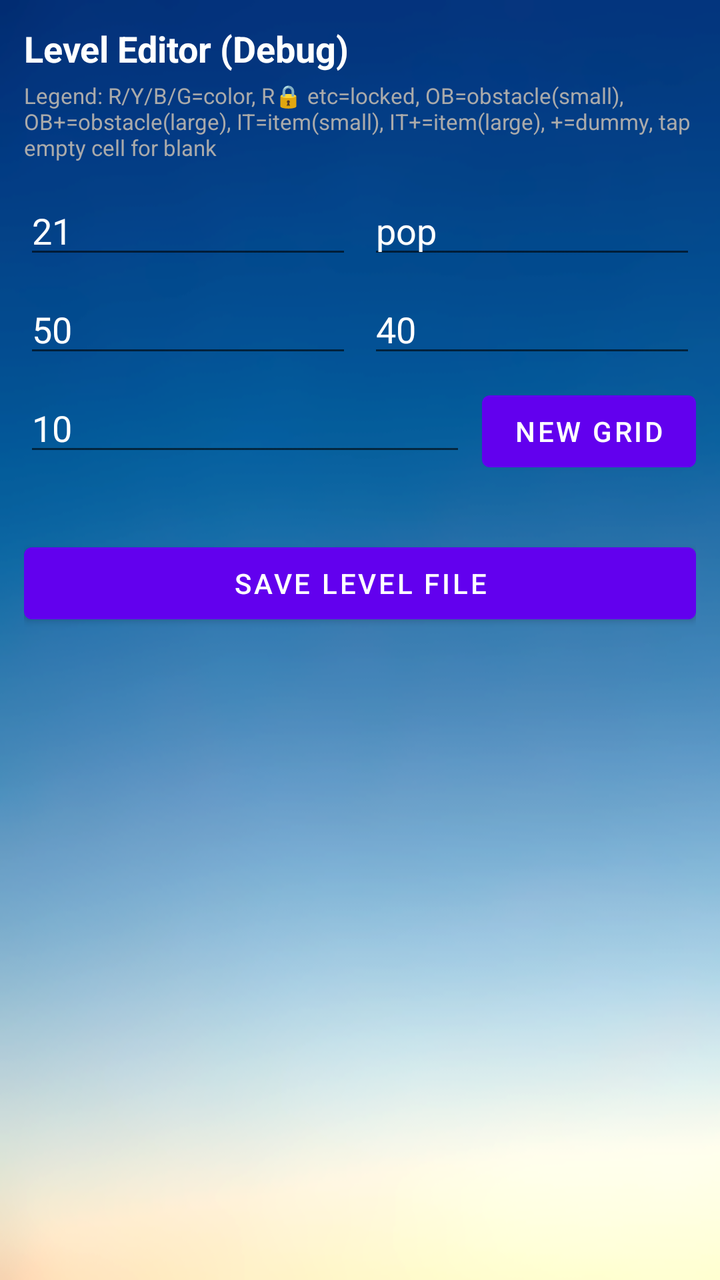
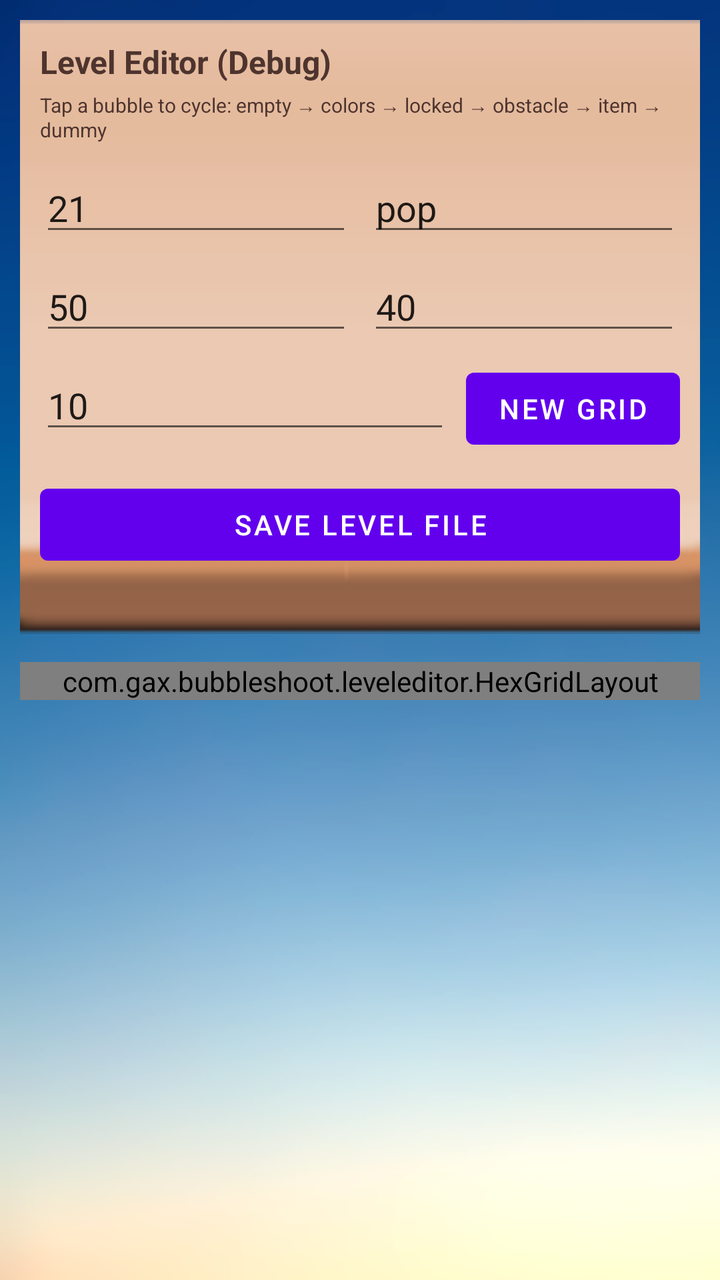

Before-and-after screenshots of an Android layout around one commit, followed by the original layout XML and the change that was made.
<!-- AndroidManifest.xml: activity theme Theme.AnimalsPop -->
<!-- res/layout/activity_level_editor.xml -->
<?xml version="1.0" encoding="utf-8"?>
<ScrollView xmlns:android="http://schemas.android.com/apk/res/android"
    android:layout_width="match_parent"
    android:layout_height="match_parent"
    android:background="@drawable/bg"
    android:fillViewport="true">

    <LinearLayout
        android:layout_width="match_parent"
        android:layout_height="wrap_content"
        android:orientation="vertical"
        android:padding="12dp">

        <TextView
            android:layout_width="match_parent"
            android:layout_height="wrap_content"
            android:text="Level Editor (Debug)"
            android:textColor="#FFFFFF"
            android:textSize="18sp"
            android:textStyle="bold" />

        <TextView
            android:layout_width="match_parent"
            android:layout_height="wrap_content"
            android:layout_marginTop="4dp"
            android:text="Legend: R/Y/B/G=color, R🔒 etc=locked, OB=obstacle(small), OB+=obstacle(large), IT=item(small), IT+=item(large), +=dummy, tap empty cell for blank"
            android:textColor="#AAAAAA"
            android:textSize="11sp" />

        
        <LinearLayout
            android:layout_width="match_parent"
            android:layout_height="wrap_content"
            android:layout_marginTop="12dp"
            android:orientation="horizontal">

            <EditText
                android:id="@+id/edit_level_num"
                android:layout_width="0dp"
                android:layout_height="wrap_content"
                android:layout_weight="1"
                android:hint="Level #"
                android:inputType="number"
                android:text="21"
                android:textColor="#FFFFFF"
                android:textColorHint="#888888" />

            <EditText
                android:id="@+id/edit_level_type"
                android:layout_width="0dp"
                android:layout_height="wrap_content"
                android:layout_marginStart="8dp"
                android:layout_weight="1"
                android:hint="pop or collect"
                android:text="pop"
                android:textColor="#FFFFFF"
                android:textColorHint="#888888" />
        </LinearLayout>

        
        <LinearLayout
            android:layout_width="match_parent"
            android:layout_height="wrap_content"
            android:layout_marginTop="8dp"
            android:orientation="horizontal">

            <EditText
                android:id="@+id/edit_target"
                android:layout_width="0dp"
                android:layout_height="wrap_content"
                android:layout_weight="1"
                android:hint="Target"
                android:inputType="number"
                android:text="50"
                android:textColor="#FFFFFF"
                android:textColorHint="#888888" />

            <EditText
                android:id="@+id/edit_moves"
                android:layout_width="0dp"
                android:layout_height="wrap_content"
                android:layout_marginStart="8dp"
                android:layout_weight="1"
                android:hint="Moves"
                android:inputType="number"
                android:text="40"
                android:textColor="#FFFFFF"
                android:textColorHint="#888888" />
        </LinearLayout>

        
        <LinearLayout
            android:layout_width="match_parent"
            android:layout_height="wrap_content"
            android:layout_marginTop="8dp"
            android:orientation="horizontal">

            <EditText
                android:id="@+id/edit_rows"
                android:layout_width="0dp"
                android:layout_height="wrap_content"
                android:layout_weight="1"
                android:hint="Rows (columns fixed=11)"
                android:inputType="number"
                android:text="10"
                android:textColor="#FFFFFF"
                android:textColorHint="#888888" />

            <Button
                android:id="@+id/btn_generate_grid"
                android:layout_width="wrap_content"
                android:layout_height="wrap_content"
                android:layout_marginStart="8dp"
                android:text="New Grid" />
        </LinearLayout>

        
        <androidx.recyclerview.widget.RecyclerView
            android:id="@+id/recycler_grid"
            android:layout_width="match_parent"
            android:layout_height="wrap_content"
            android:layout_marginTop="12dp" />

        <Button
            android:id="@+id/btn_save_level"
            android:layout_width="match_parent"
            android:layout_height="wrap_content"
            android:layout_marginTop="16dp"
            android:text="Save Level File" />

        <TextView
            android:id="@+id/txt_save_result"
            android:layout_width="match_parent"
            android:layout_height="wrap_content"
            android:layout_marginTop="8dp"
            android:textColor="#4CAF50"
            android:textSize="12sp" />

    </LinearLayout>
</ScrollView>
<!-- resources referenced by this layout -->
<resources>
  <!-- drawable bg: webp bitmap (drawable, 78562 bytes) -->
  <style name="Theme.AnimalsPop" parent="Theme.MaterialComponents.DayNight.NoActionBar">
          
          <item name="colorPrimary">@color/purple_500</item>
          <item name="colorPrimaryVariant">@color/purple_700</item>
          <item name="colorOnPrimary">@color/white</item>
          
          <item name="colorSecondary">@color/teal_200</item>
          <item name="colorSecondaryVariant">@color/teal_700</item>
          <item name="colorOnSecondary">@color/black</item>
          
          <item name="android:statusBarColor" tools:targetApi="l">?attr/colorPrimaryVariant</item>
          
      </style>
  <color name="purple_500">#FF6200EE</color>
  <color name="purple_700">#FF3700B3</color>
  <color name="white">#FFFFFFFF</color>
  <color name="teal_200">#FF03DAC5</color>
  <color name="teal_700">#FF018786</color>
  <color name="black">#FF000000</color>
</resources>

<!-- the commit's change to res/layout/activity_level_editor.xml (unified diff, before → after) -->
@@ -9,132 +9,128 @@
         android:layout_width="match_parent"
         android:layout_height="wrap_content"
         android:orientation="vertical"
-        android:padding="12dp">
-
-        <TextView
-            android:layout_width="match_parent"
-            android:layout_height="wrap_content"
-            android:text="Level Editor (Debug)"
-            android:textColor="#FFFFFF"
-            android:textSize="18sp"
-            android:textStyle="bold" />
-
-        <TextView
-            android:layout_width="match_parent"
-            android:layout_height="wrap_content"
-            android:layout_marginTop="4dp"
-            android:text="Legend: R/Y/B/G=color, R🔒 etc=locked, OB=obstacle(small), OB+=obstacle(large), IT=item(small), IT+=item(large), +=dummy, tap empty cell for blank"
-            android:textColor="#AAAAAA"
-            android:textSize="11sp" />
+        android:padding="10dp">
 
         
         <LinearLayout
             android:layout_width="match_parent"
             android:layout_height="wrap_content"
-            android:layout_marginTop="12dp"
-            android:orientation="horizontal">
+            android:background="@drawable/board_state"
+            android:orientation="vertical"
+            android:padding="10dp">
 
-            <EditText
-                android:id="@+id/edit_level_num"
-                android:layout_width="0dp"
+            <TextView
+                android:layout_width="match_parent"
                 android:layout_height="wrap_content"
-                android:layout_weight="1"
-                android:hint="Level #"
-                android:inputType="number"
-                android:text="21"
-                android:textColor="#FFFFFF"
-                android:textColorHint="#888888" />
+                android:text="Level Editor (Debug)"
+                android:textColor="@color/brown"
+                android:textSize="16sp"
+                android:textStyle="bold" />
 
-            <EditText
-                android:id="@+id/edit_level_type"
-                android:layout_width="0dp"
+            <TextView
+                android:layout_width="match_parent"
                 android:layout_height="wrap_content"
-                android:layout_marginStart="8dp"
-                android:layout_weight="1"
-                android:hint="pop or collect"
-                android:text="pop"
-                android:textColor="#FFFFFF"
-                android:textColorHint="#888888" />
+                android:layout_marginTop="4dp"
+                android:text="Tap a bubble to cycle: empty → colors → locked → obstacle → item → dummy"
+                android:textColor="@color/brown"
+                android:textSize="10sp" />
+
+            <LinearLayout
+                android:layout_width="match_parent"
+                android:layout_height="wrap_content"
+                android:layout_marginTop="10dp"
+                android:orientation="horizontal">
+
+                <EditText
+                    android:id="@+id/edit_level_num"
+                    android:layout_width="0dp"
+                    android:layout_height="wrap_content"
+                    android:layout_weight="1"
+                    android:hint="Level #"
+                    android:inputType="number"
+                    android:text="21" />
+
+                <EditText
+                    android:id="@+id/edit_level_type"
+                    android:layout_width="0dp"
+                    android:layout_height="wrap_content"
+                    android:layout_marginStart="8dp"
+                    android:layout_weight="1"
+                    android:hint="pop/collect"
+                    android:text="pop" />
+            </LinearLayout>
+
+            <LinearLayout
+                android:layout_width="match_parent"
+                android:layout_height="wrap_content"
+                android:layout_marginTop="8dp"
+                android:orientation="horizontal">
+
+                <EditText
+                    android:id="@+id/edit_target"
+                    android:layout_width="0dp"
+                    android:layout_height="wrap_content"
+                    android:layout_weight="1"
+                    android:hint="Target"
+                    android:inputType="number"
+                    android:text="50" />
+
+                <EditText
+                    android:id="@+id/edit_moves"
+                    android:layout_width="0dp"
+                    android:layout_height="wrap_content"
+                    android:layout_marginStart="8dp"
+                    android:layout_weight="1"
+                    android:hint="Moves"
+                    android:inputType="number"
+                    android:text="40" />
+            </LinearLayout>
+
+            <LinearLayout
+                android:layout_width="match_parent"
+                android:layout_height="wrap_content"
+                android:layout_marginTop="8dp"
+                android:orientation="horizontal">
+
+                <EditText
+                    android:id="@+id/edit_rows"
+                    android:layout_width="0dp"
+                    android:layout_height="wrap_content"
+                    android:layout_weight="1"
+                    android:hint="Rows"
+                    android:inputType="number"
+                    android:text="10" />
+
+                <Button
+                    android:id="@+id/btn_generate_grid"
+                    android:layout_width="wrap_content"
+                    android:layout_height="wrap_content"
+                    android:layout_marginStart="8dp"
+                    android:text="New Grid" />
+            </LinearLayout>
+
+            <Button
+                android:id="@+id/btn_save_level"
+                android:layout_width="match_parent"
+                android:layout_height="wrap_content"
+                android:layout_marginTop="10dp"
+                android:text="Save Level File" />
+
+            <TextView
+                android:id="@+id/txt_save_result"
+                android:layout_width="match_parent"
+                android:layout_height="wrap_content"
+                android:layout_marginTop="6dp"
+                android:textColor="@color/brown"
+                android:textSize="11sp" />
         </LinearLayout>
 
         
-        <LinearLayout
+        <com.gax.bubbleshoot.leveleditor.HexGridLayout
+            android:id="@+id/hex_grid"
             android:layout_width="match_parent"
             android:layout_height="wrap_content"
-            android:layout_marginTop="8dp"
-            android:orientation="horizontal">
-
-            <EditText
-                android:id="@+id/edit_target"
-                android:layout_width="0dp"
-                android:layout_height="wrap_content"
-                android:layout_weight="1"
-                android:hint="Target"
-                android:inputType="number"
-                android:text="50"
-                android:textColor="#FFFFFF"
-                android:textColorHint="#888888" />
-
-            <EditText
-                android:id="@+id/edit_moves"
-                android:layout_width="0dp"
-                android:layout_height="wrap_content"
-                android:layout_marginStart="8dp"
-                android:layout_weight="1"
-                android:hint="Moves"
-                android:inputType="number"
-                android:text="40"
-                android:textColor="#FFFFFF"
-                android:textColorHint="#888888" />
-        </LinearLayout>
-
-        
-        <LinearLayout
-            android:layout_width="match_parent"
-            android:layout_height="wrap_content"
-            android:layout_marginTop="8dp"
-            android:orientation="horizontal">
-
-            <EditText
-                android:id="@+id/edit_rows"
-                android:layout_width="0dp"
-                android:layout_height="wrap_content"
-                android:layout_weight="1"
-                android:hint="Rows (columns fixed=11)"
-                android:inputType="number"
-                android:text="10"
-                android:textColor="#FFFFFF"
-                android:textColorHint="#888888" />
-
-            <Button
-                android:id="@+id/btn_generate_grid"
-                android:layout_width="wrap_content"
-                android:layout_height="wrap_content"
-                android:layout_marginStart="8dp"
-                android:text="New Grid" />
-        </LinearLayout>
-
-        
-        <androidx.recyclerview.widget.RecyclerView
-            android:id="@+id/recycler_grid"
-            android:layout_width="match_parent"
-            android:layout_height="wrap_content"
-            android:layout_marginTop="12dp" />
-
-        <Button
-            android:id="@+id/btn_save_level"
-            android:layout_width="match_parent"
-            android:layout_height="wrap_content"
-            android:layout_marginTop="16dp"
-            android:text="Save Level File" />
-
-        <TextView
-            android:id="@+id/txt_save_result"
-            android:layout_width="match_parent"
-            android:layout_height="wrap_content"
-            android:layout_marginTop="8dp"
-            android:textColor="#4CAF50"
-            android:textSize="12sp" />
+            android:layout_marginTop="14dp" />
 
     </LinearLayout>
 </ScrollView>
<!-- resource entries referenced after the edit -->
@@ -1,6 +1,8 @@
 <!-- resources referenced by this layout -->
 <resources>
+  <color name="brown">#4E342E</color>
   <!-- drawable bg: webp bitmap (drawable, 78562 bytes) -->
+  <!-- drawable board_state: webp bitmap (drawable, 1114 bytes) -->
   <style name="Theme.AnimalsPop" parent="Theme.MaterialComponents.DayNight.NoActionBar">
           
           <item name="colorPrimary">@color/purple_500</item>
